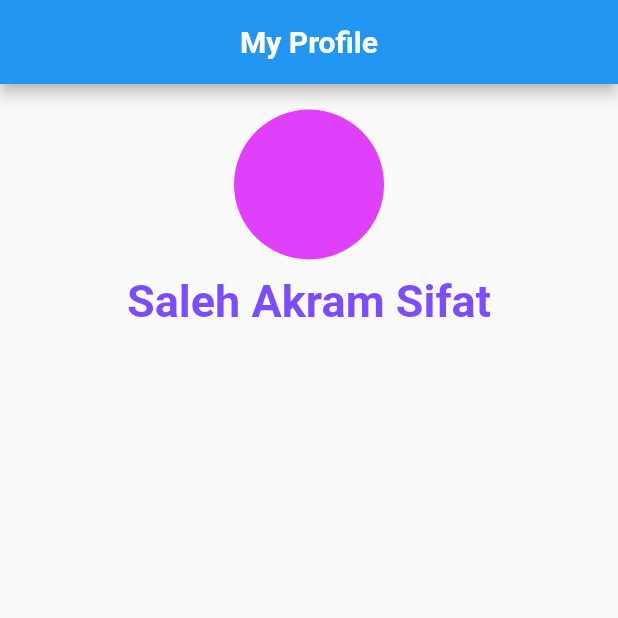
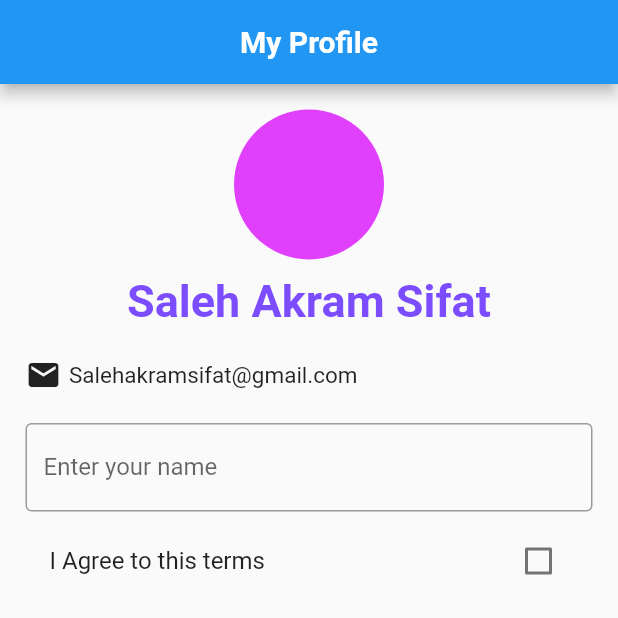
Before and after one commit to SalehAkramSifat/Simple-Profile-App, a Flutter app: the screen it shows after launch, on a phone screen of 412 x 824 dp, the top half of it. Run offline on Flutter 3.47's test engine with Material 2 defaults, Android fonts, the phone set to English and light mode, and no system bars.

Commit message:
Initial Commit

```diff
--- a/lib/main.dart
+++ b/lib/main.dart
@@ -14,8 +14,15 @@ class MyApp extends StatelessWidget{
   }
 }
 
-class HomeActivity extends StatelessWidget{
+class HomeActivity extends StatefulWidget{
   const HomeActivity({super.key});
+
+  @override
+  State<HomeActivity> createState() => _HomeActivityState();
+}
+
+class _HomeActivityState extends State<HomeActivity> {
+  bool isChecked = false;
 
   @override
   Widget build(BuildContext context) {
@@ -29,14 +36,21 @@ class HomeActivity extends StatelessWidget{
         children: [Center(child: CircleAvatar(radius: 50,
         backgroundColor: Colors.purpleAccent,),),
         SizedBox(height: 10,),
-        Center(child: Text("Saleh Akram Sifat", style: TextStyle(fontWeight: FontWeight.bold, fontSize: 30, color: Colors.deepPurpleAccent),),)
+        Center(child: Text("Saleh Akram Sifat", style: TextStyle(fontWeight: FontWeight.bold, fontSize: 30, color: Colors.deepPurpleAccent),),),
 
+          SizedBox(height: 20,),
+          Row(
+            children: [Icon(Icons.email),SizedBox(width: 5,), Text("Salehakramsifat@gmail.com", style: TextStyle(fontSize: 15),)],),
+          SizedBox(height: 20,),
+          TextField(decoration:  InputDecoration(labelText: "Enter your name",border: OutlineInputBorder()),),
 
-
-
-
-
-
+          SizedBox(height: 5,),
+          CheckboxListTile(title:Text("I Agree to this terms"),value: isChecked, onChanged: (bool? value){
+            setState((){
+              isChecked=value!;
+            }
+            );
+          })
 
         ],),),
 
```
